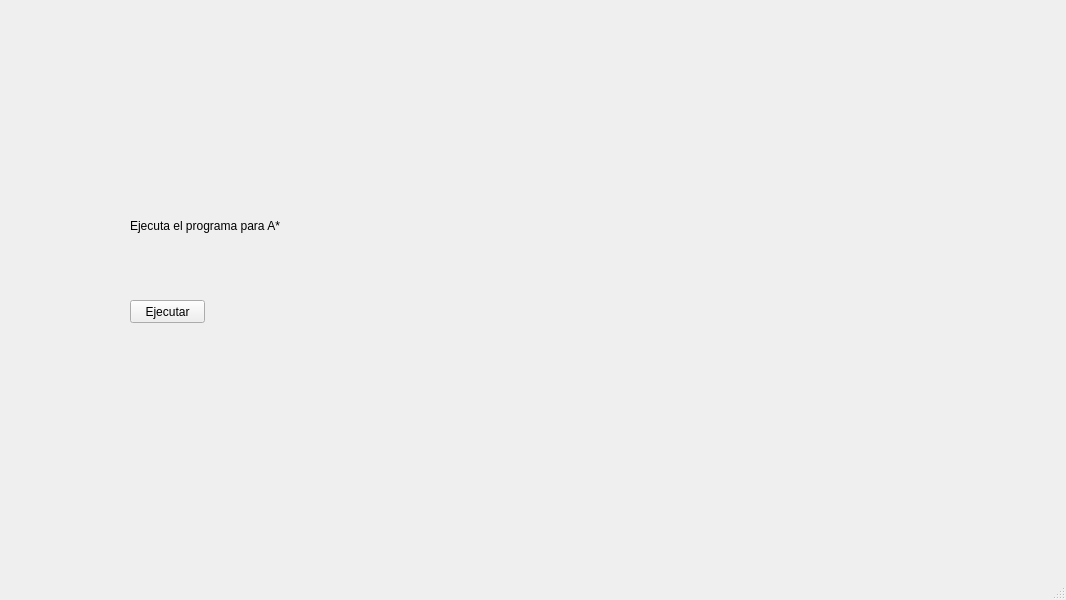
Before: the Qt Designer form framework/ventana.ui in sergioinf/TFG_Pathfinding, drawn with Qt 5.
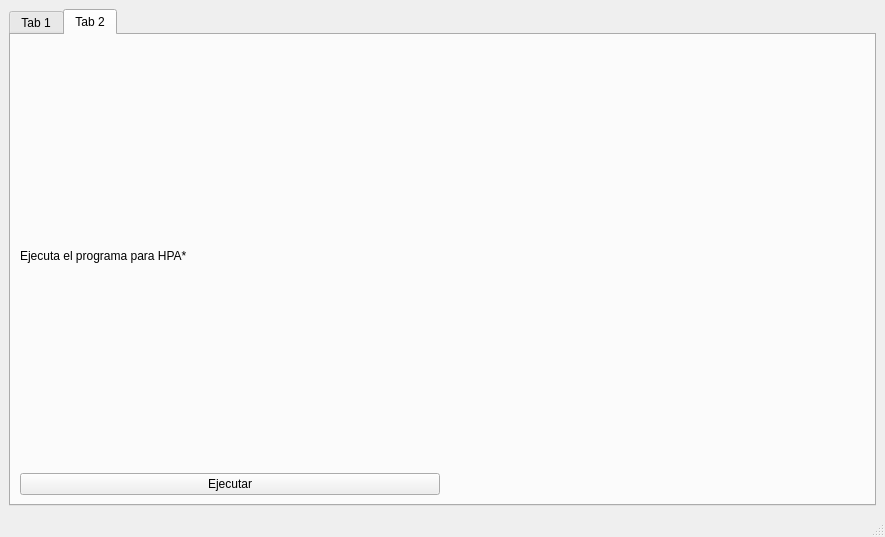
After: the same form once the commit is applied.

The edit to the form file:
```diff
--- a/framework/ventana.ui
+++ b/framework/ventana.ui
@@ -6,53 +6,79 @@
    <rect>
     <x>0</x>
     <y>0</y>
-    <width>1066</width>
-    <height>600</height>
+    <width>885</width>
+    <height>537</height>
    </rect>
   </property>
   <property name="windowTitle">
    <string>MainWindow</string>
   </property>
   <widget class="QWidget" name="centralwidget">
-   <widget class="QPushButton" name="pushButton">
-    <property name="geometry">
-     <rect>
-      <x>130</x>
-      <y>300</y>
-      <width>75</width>
-      <height>23</height>
-     </rect>
-    </property>
+   <layout class="QGridLayout" name="gridLayout_2">
+    <item row="0" column="0">
+     <widget class="QTabWidget" name="tabWidget">
+      <property name="currentIndex">
+       <number>1</number>
+      </property>
+      <widget class="QWidget" name="aEstrella">
+       <attribute name="title">
+        <string>Tab 1</string>
+       </attribute>
+       <layout class="QGridLayout" name="gridLayout">
+        <item row="0" column="2">
+         <widget class="QLabel" name="mapaAEstrella">
     <property name="text">
-     <string>Ejecutar</string>
-    </property>
-   </widget>
-   <widget class="QLabel" name="label">
-    <property name="geometry">
-     <rect>
-      <x>130</x>
-      <y>190</y>
-      <width>231</width>
-      <height>71</height>
-     </rect>
-    </property>
+           <string/>
+          </property>
+         </widget>
+        </item>
+        <item row="0" column="0">
+         <widget class="QLabel" name="datosAEstrella">
     <property name="text">
      <string>Ejecuta el programa para A*</string>
     </property>
    </widget>
-   <widget class="QLabel" name="imagen">
-    <property name="geometry">
-     <rect>
-      <x>520</x>
-      <y>20</y>
-      <width>512</width>
-      <height>512</height>
-     </rect>
-    </property>
+        </item>
+        <item row="1" column="0">
+         <widget class="QPushButton" name="ejecutaAEstrella">
+          <property name="text">
+           <string>Ejecutar</string>
+          </property>
+         </widget>
+        </item>
+       </layout>
+      </widget>
+      <widget class="QWidget" name="hpaEstrella">
+       <attribute name="title">
+        <string>Tab 2</string>
+       </attribute>
+       <layout class="QGridLayout" name="gridLayout_3">
+        <item row="0" column="0">
+         <widget class="QLabel" name="datosHPA">
+          <property name="text">
+           <string>Ejecuta el programa para HPA*</string>
+          </property>
+         </widget>
+        </item>
+        <item row="0" column="1">
+         <widget class="QLabel" name="mapaHPA">
     <property name="text">
      <string/>
     </property>
    </widget>
+        </item>
+        <item row="1" column="0">
+         <widget class="QPushButton" name="ejecutaHPA">
+          <property name="text">
+           <string>Ejecutar</string>
+          </property>
+         </widget>
+        </item>
+       </layout>
+      </widget>
+     </widget>
+    </item>
+   </layout>
   </widget>
   <widget class="QMenuBar" name="menubar">
    <property name="geometry">
```
Left out of the diff: 2 changed lines with no effect on the pictures. Lines whose indentation alone changed are shown as unchanged.
